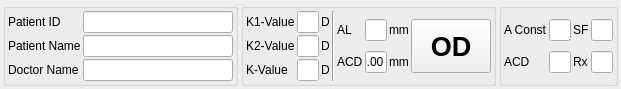
The window that calculator_patient.ui (siborion/siborion_american_scan) describes before a commit, drawn with Qt 5.
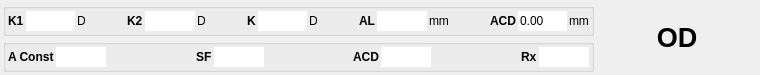
The same window after the commit. Custom widgets are drawn as their Qt base class.

```diff
--- a/calculator_patient.ui
+++ b/calculator_patient.ui
@@ -6,14 +6,14 @@
    <rect>
     <x>0</x>
     <y>0</y>
-    <width>606</width>
-    <height>78</height>
+    <width>760</width>
+    <height>66</height>
    </rect>
   </property>
   <property name="windowTitle">
    <string>Form</string>
   </property>
-  <layout class="QGridLayout" name="gridLayout" columnstretch="3,0,0,0,0">
+  <layout class="QGridLayout" name="gridLayout" columnstretch="3,0,0,0">
    <property name="leftMargin">
     <number>3</number>
    </property>
@@ -29,7 +29,7 @@
    <property name="spacing">
     <number>3</number>
    </property>
-   <item row="0" column="2">
+   <item row="0" column="0">
     <widget class="QGroupBox" name="groupBox_2">
      <property name="title">
       <string/>
@@ -52,57 +52,74 @@
       </property>
       <item row="0" column="0">
        <widget class="QLabel" name="label_5">
-        <property name="text">
-         <string>K1-Value</string>
+        <property name="font">
+         <font>
+          <weight>75</weight>
+          <bold>true</bold>
+         </font>
         </property>
-       </widget>
-      </item>
-      <item row="2" column="2">
-       <widget class="QLabel" name="label_12">
         <property name="text">
-         <string>D</string>
+         <string>K1</string>
         </property>
        </widget>
       </item>
-      <item row="2" column="0">
-       <widget class="QLabel" name="label_7">
-        <property name="text">
-         <string>K-Value</string>
-        </property>
-       </widget>
-      </item>
-      <item row="0" column="2">
-       <widget class="QLabel" name="label_10">
-        <property name="text">
-         <string>D</string>
-        </property>
-       </widget>
-      </item>
-      <item row="1" column="2">
+      <item row="0" column="6">
        <widget class="QLabel" name="label_11">
         <property name="text">
          <string>D</string>
         </property>
        </widget>
       </item>
-      <item row="0" column="1">
-       <widget class="leAddZero" name="leK1">
-        <property name="maximumSize">
-         <size>
-          <width>50</width>
-          <height>16777215</height>
-         </size>
-        </property>
-       </widget>
-      </item>
-      <item row="1" column="0">
+      <item row="0" column="4">
        <widget class="QLabel" name="label_6">
+        <property name="font">
+         <font>
+          <weight>75</weight>
+          <bold>true</bold>
+         </font>
+        </property>
         <property name="text">
-         <string>K2-Value</string>
+         <string>K2</string>
         </property>
        </widget>
       </item>
-      <item row="1" column="1">
+      <item row="0" column="11">
+       <spacer name="horizontalSpacer_4">
+        <property name="orientation">
+         <enum>Qt::Horizontal</enum>
+        </property>
+        <property name="sizeHint" stdset="0">
+         <size>
+          <width>40</width>
+          <height>20</height>
+         </size>
+        </property>
+       </spacer>
+      </item>
+      <item row="0" column="17">
+       <widget class="QLineEdit" name="leACD_measure">
+        <property name="maximumSize">
+         <size>
+          <width>50</width>
+          <height>16777215</height>
+         </size>
+        </property>
+        <property name="text">
+         <string>0.00</string>
+        </property>
+        <property name="frame">
+         <bool>false</bool>
+        </property>
+       </widget>
+      </item>
+      <item row="0" column="14">
+       <widget class="QLabel" name="label_9">
+        <property name="text">
+         <string>mm</string>
+        </property>
+       </widget>
+      </item>
+      <item row="0" column="5">
        <widget class="leAddZero" name="leK2">
         <property name="maximumSize">
          <size>
@@ -110,16 +127,101 @@
           <height>16777215</height>
          </size>
         </property>
+        <property name="frame">
+         <bool>false</bool>
+        </property>
        </widget>
       </item>
-      <item row="0" column="3" rowspan="3">
-       <widget class="Line" name="line">
+      <item row="0" column="10">
+       <widget class="QLabel" name="label_12">
+        <property name="text">
+         <string>D</string>
+        </property>
+       </widget>
+      </item>
+      <item row="0" column="7">
+       <spacer name="horizontalSpacer_3">
         <property name="orientation">
-         <enum>Qt::Vertical</enum>
+         <enum>Qt::Horizontal</enum>
         </property>
+        <property name="sizeHint" stdset="0">
+         <size>
+          <width>40</width>
+          <height>20</height>
+         </size>
+        </property>
+       </spacer>
+      </item>
+      <item row="0" column="3">
+       <spacer name="horizontalSpacer">
+        <property name="orientation">
+         <enum>Qt::Horizontal</enum>
+        </property>
+        <property name="sizeHint" stdset="0">
+         <size>
+          <width>40</width>
+          <height>20</height>
+         </size>
+        </property>
+       </spacer>
+      </item>
+      <item row="0" column="1">
+       <widget class="leAddZero" name="leK1">
+        <property name="maximumSize">
+         <size>
+          <width>50</width>
+          <height>16777215</height>
+         </size>
+        </property>
+        <property name="frame">
+         <bool>false</bool>
+        </property>
        </widget>
       </item>
-      <item row="2" column="1">
+      <item row="0" column="13">
+       <widget class="leAddZero" name="leAL_measure">
+        <property name="maximumSize">
+         <size>
+          <width>50</width>
+          <height>16777215</height>
+         </size>
+        </property>
+        <property name="text">
+         <string/>
+        </property>
+        <property name="frame">
+         <bool>false</bool>
+        </property>
+       </widget>
+      </item>
+      <item row="0" column="12">
+       <widget class="QLabel" name="label_4">
+        <property name="font">
+         <font>
+          <weight>75</weight>
+          <bold>true</bold>
+         </font>
+        </property>
+        <property name="text">
+         <string>AL</string>
+        </property>
+       </widget>
+      </item>
+      <item row="0" column="18">
+       <widget class="QLabel" name="label_13">
+        <property name="text">
+         <string>mm</string>
+        </property>
+       </widget>
+      </item>
+      <item row="0" column="2">
+       <widget class="QLabel" name="label_10">
+        <property name="text">
+         <string>D</string>
+        </property>
+       </widget>
+      </item>
+      <item row="0" column="9">
        <widget class="leAddZero" name="leK">
         <property name="maximumSize">
          <size>
@@ -127,93 +229,57 @@
           <height>16777215</height>
          </size>
         </property>
+        <property name="frame">
+         <bool>false</bool>
+        </property>
         <property name="readOnly">
          <bool>true</bool>
         </property>
        </widget>
       </item>
-      <item row="0" column="7" rowspan="3" colspan="3">
-       <layout class="QGridLayout" name="gridLayout_5">
-        <item row="0" column="1">
-         <widget class="leAddZero" name="leAL_measure">
-          <property name="maximumSize">
-           <size>
-            <width>50</width>
-            <height>16777215</height>
-           </size>
-          </property>
-          <property name="text">
-           <string/>
-          </property>
-         </widget>
-        </item>
-        <item row="1" column="1">
-         <widget class="QLineEdit" name="leACD_measure">
-          <property name="maximumSize">
-           <size>
-            <width>50</width>
-            <height>16777215</height>
-           </size>
-          </property>
-          <property name="text">
-           <string>0.00</string>
-          </property>
-         </widget>
-        </item>
-        <item row="0" column="2">
-         <widget class="QLabel" name="label_9">
-          <property name="text">
-           <string>mm</string>
-          </property>
-         </widget>
-        </item>
-        <item row="1" column="2">
-         <widget class="QLabel" name="label_13">
-          <property name="text">
-           <string>mm</string>
-          </property>
-         </widget>
-        </item>
-        <item row="0" column="3" rowspan="2">
-         <widget class="QPushButton" name="pbSide">
-          <property name="sizePolicy">
-           <sizepolicy hsizetype="Expanding" vsizetype="Expanding">
-            <horstretch>0</horstretch>
-            <verstretch>0</verstretch>
-           </sizepolicy>
-          </property>
-          <property name="font">
-           <font>
-            <pointsize>20</pointsize>
-            <weight>75</weight>
-            <bold>true</bold>
-           </font>
-          </property>
-          <property name="text">
-           <string>OD</string>
-          </property>
-         </widget>
-        </item>
-        <item row="0" column="0">
-         <widget class="QLabel" name="label_4">
-          <property name="text">
-           <string>AL</string>
-          </property>
-         </widget>
-        </item>
-        <item row="1" column="0">
-         <widget class="QLabel" name="label_8">
-          <property name="text">
-           <string>ACD</string>
-          </property>
-         </widget>
-        </item>
-       </layout>
+      <item row="0" column="8">
+       <widget class="QLabel" name="label_7">
+        <property name="font">
+         <font>
+          <weight>75</weight>
+          <bold>true</bold>
+         </font>
+        </property>
+        <property name="text">
+         <string>K</string>
+        </property>
+       </widget>
+      </item>
+      <item row="0" column="16">
+       <widget class="QLabel" name="label_8">
+        <property name="font">
+         <font>
+          <weight>75</weight>
+          <bold>true</bold>
+         </font>
+        </property>
+        <property name="text">
+         <string>ACD</string>
+        </property>
+       </widget>
+      </item>
+      <item row="0" column="15">
+       <spacer name="horizontalSpacer_5">
+        <property name="orientation">
+         <enum>Qt::Horizontal</enum>
+        </property>
+        <property name="sizeHint" stdset="0">
+         <size>
+          <width>40</width>
+          <height>20</height>
+         </size>
+        </property>
+       </spacer>
       </item>
      </layout>
     </widget>
    </item>
-   <item row="0" column="3">
+   <item row="1" column="0">
     <widget class="QGroupBox" name="groupBox_3">
      <property name="title">
       <string/>
@@ -234,24 +300,20 @@
       <property name="spacing">
        <number>2</number>
       </property>
-      <item row="1" column="0">
-       <widget class="QLabel" name="label_17">
-        <property name="text">
-         <string>ACD</string>
+      <item row="0" column="2">
+       <spacer name="horizontalSpacer_6">
+        <property name="orientation">
+         <enum>Qt::Horizontal</enum>
         </property>
-       </widget>
-      </item>
-      <item row="1" column="1">
-       <widget class="QLineEdit" name="leACD_personal">
-        <property name="maximumSize">
+        <property name="sizeHint" stdset="0">
          <size>
-          <width>50</width>
-          <height>16777215</height>
+          <width>40</width>
+          <height>20</height>
          </size>
         </property>
-       </widget>
+       </spacer>
       </item>
-      <item row="1" column="3">
+      <item row="0" column="10">
        <widget class="QLineEdit" name="leRx_personal">
         <property name="maximumSize">
          <size>
@@ -259,162 +321,160 @@
           <height>16777215</height>
          </size>
         </property>
+        <property name="frame">
+         <bool>false</bool>
+        </property>
        </widget>
       </item>
-      <item row="0" column="3">
-       <widget class="QLineEdit" name="leSF_personal">
+      <item row="0" column="1">
+       <widget class="QLineEdit" name="leAConst_personal">
         <property name="maximumSize">
          <size>
           <width>50</width>
           <height>16777215</height>
          </size>
         </property>
+        <property name="frame">
+         <bool>false</bool>
+        </property>
        </widget>
       </item>
-      <item row="1" column="2">
+      <item row="0" column="9">
        <widget class="QLabel" name="label_15">
+        <property name="font">
+         <font>
+          <weight>75</weight>
+          <bold>true</bold>
+         </font>
+        </property>
         <property name="text">
          <string>Rx</string>
         </property>
        </widget>
       </item>
+      <item row="0" column="4">
+       <widget class="QLineEdit" name="leSF_personal">
+        <property name="maximumSize">
+         <size>
+          <width>50</width>
+          <height>16777215</height>
+         </size>
+        </property>
+        <property name="frame">
+         <bool>false</bool>
+        </property>
+       </widget>
+      </item>
+      <item row="0" column="6">
+       <widget class="QLabel" name="label_17">
+        <property name="font">
+         <font>
+          <weight>75</weight>
+          <bold>true</bold>
+         </font>
+        </property>
+        <property name="text">
+         <string>ACD</string>
+        </property>
+       </widget>
+      </item>
       <item row="0" column="0">
        <widget class="QLabel" name="label_14">
+        <property name="font">
+         <font>
+          <weight>75</weight>
+          <bold>true</bold>
+         </font>
+        </property>
         <property name="text">
          <string>A Const</string>
         </property>
        </widget>
       </item>
-      <item row="0" column="1">
-       <widget class="QLineEdit" name="leAConst_personal">
-        <property name="maximumSize">
+      <item row="0" column="5">
+       <spacer name="horizontalSpacer_7">
+        <property name="orientation">
+         <enum>Qt::Horizontal</enum>
+        </property>
+        <property name="sizeHint" stdset="0">
          <size>
-          <width>50</width>
-          <height>16777215</height>
+          <width>40</width>
+          <height>20</height>
          </size>
         </property>
-       </widget>
+       </spacer>
       </item>
-      <item row="0" column="2">
+      <item row="0" column="3">
        <widget class="QLabel" name="label_16">
+        <property name="font">
+         <font>
+          <weight>75</weight>
+          <bold>true</bold>
+         </font>
+        </property>
         <property name="text">
          <string>SF</string>
         </property>
        </widget>
       </item>
-     </layout>
-    </widget>
-   </item>
-   <item row="0" column="0">
-    <widget class="QGroupBox" name="groupBox">
-     <property name="title">
-      <string/>
-     </property>
-     <layout class="QGridLayout" name="gridLayout_2">
-      <property name="leftMargin">
-       <number>2</number>
-      </property>
-      <property name="topMargin">
-       <number>2</number>
-      </property>
-      <property name="rightMargin">
-       <number>2</number>
-      </property>
-      <property name="bottomMargin">
-       <number>2</number>
-      </property>
-      <property name="spacing">
-       <number>2</number>
-      </property>
-      <item row="0" column="0">
-       <widget class="QLabel" name="label">
-        <property name="text">
-         <string>Patient ID</string>
-        </property>
-       </widget>
-      </item>
-      <item row="0" column="1">
-       <widget class="QLineEdit" name="lePatientId">
-        <property name="minimumSize">
-         <size>
-          <width>150</width>
-          <height>0</height>
-         </size>
-        </property>
+      <item row="0" column="7">
+       <widget class="QLineEdit" name="leACD_personal">
         <property name="maximumSize">
          <size>
-          <width>150</width>
+          <width>50</width>
           <height>16777215</height>
          </size>
         </property>
-        <property name="readOnly">
-         <bool>true</bool>
+        <property name="frame">
+         <bool>false</bool>
         </property>
        </widget>
       </item>
-      <item row="2" column="0">
-       <widget class="QLabel" name="label_3">
-        <property name="text">
-         <string>Doctor Name</string>
+      <item row="0" column="8">
+       <spacer name="horizontalSpacer_8">
+        <property name="orientation">
+         <enum>Qt::Horizontal</enum>
         </property>
-       </widget>
-      </item>
-      <item row="1" column="0">
-       <widget class="QLabel" name="label_2">
-        <property name="text">
-         <string>Patient Name</string>
-        </property>
-       </widget>
-      </item>
-      <item row="1" column="1">
-       <widget class="QLineEdit" name="lePatientName">
-        <property name="minimumSize">
+        <property name="sizeHint" stdset="0">
          <size>
-          <width>150</width>
-          <height>0</height>
+          <width>40</width>
+          <height>20</height>
          </size>
         </property>
-        <property name="maximumSize">
-         <size>
-          <width>150</width>
-          <height>16777215</height>
-         </size>
-        </property>
-        <property name="readOnly">
-         <bool>true</bool>
-        </property>
-       </widget>
+       </spacer>
       </item>
-      <item row="2" column="1">
-       <widget class="QLineEdit" name="leDoctorName">
-        <property name="minimumSize">
-         <size>
-          <width>150</width>
-          <height>0</height>
-         </size>
-        </property>
-        <property name="maximumSize">
-         <size>
-          <width>150</width>
-          <height>16777215</height>
-         </size>
-        </property>
-        <property name="readOnly">
-         <bool>true</bool>
-        </property>
-       </widget>
-      </item>
      </layout>
     </widget>
    </item>
-   <item row="0" column="1">
-    <spacer name="horizontalSpacer">
+   <item row="0" column="2" rowspan="2">
+    <widget class="QPushButton" name="pbSide">
+     <property name="sizePolicy">
+      <sizepolicy hsizetype="Expanding" vsizetype="Expanding">
+       <horstretch>0</horstretch>
+       <verstretch>0</verstretch>
+      </sizepolicy>
+     </property>
+     <property name="font">
+      <font>
+       <pointsize>20</pointsize>
+       <weight>75</weight>
+       <bold>true</bold>
+       <stylestrategy>PreferAntialias</stylestrategy>
+      </font>
+     </property>
+     <property name="text">
+      <string>OD</string>
+     </property>
+     <property name="flat">
+      <bool>true</bool>
+     </property>
+    </widget>
+   </item>
+   <item row="0" column="1" rowspan="2">
+    <spacer name="horizontalSpacer_9">
      <property name="orientation">
       <enum>Qt::Horizontal</enum>
      </property>
-     <property name="sizeType">
-      <enum>QSizePolicy::Maximum</enum>
-     </property>
      <property name="sizeHint" stdset="0">
       <size>
        <width>40</width>
@@ -423,7 +483,7 @@
      </property>
     </spacer>
    </item>
-   <item row="0" column="4">
+   <item row="0" column="3" rowspan="2">
     <spacer name="horizontalSpacer_2">
      <property name="orientation">
       <enum>Qt::Horizontal</enum>
```
